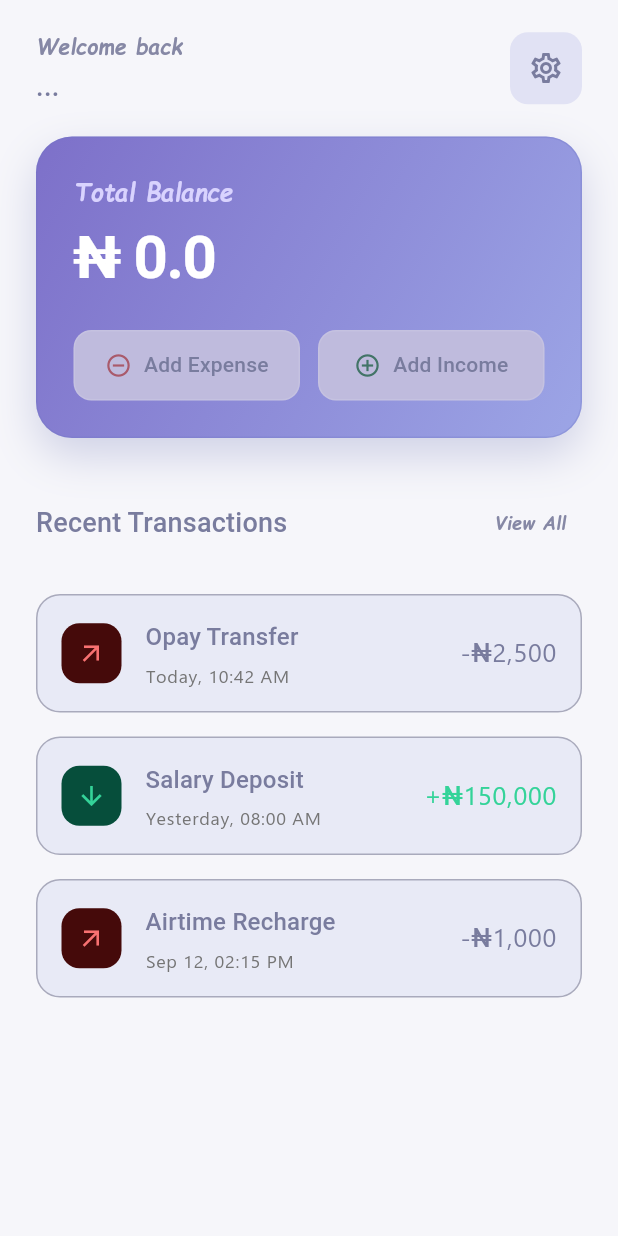
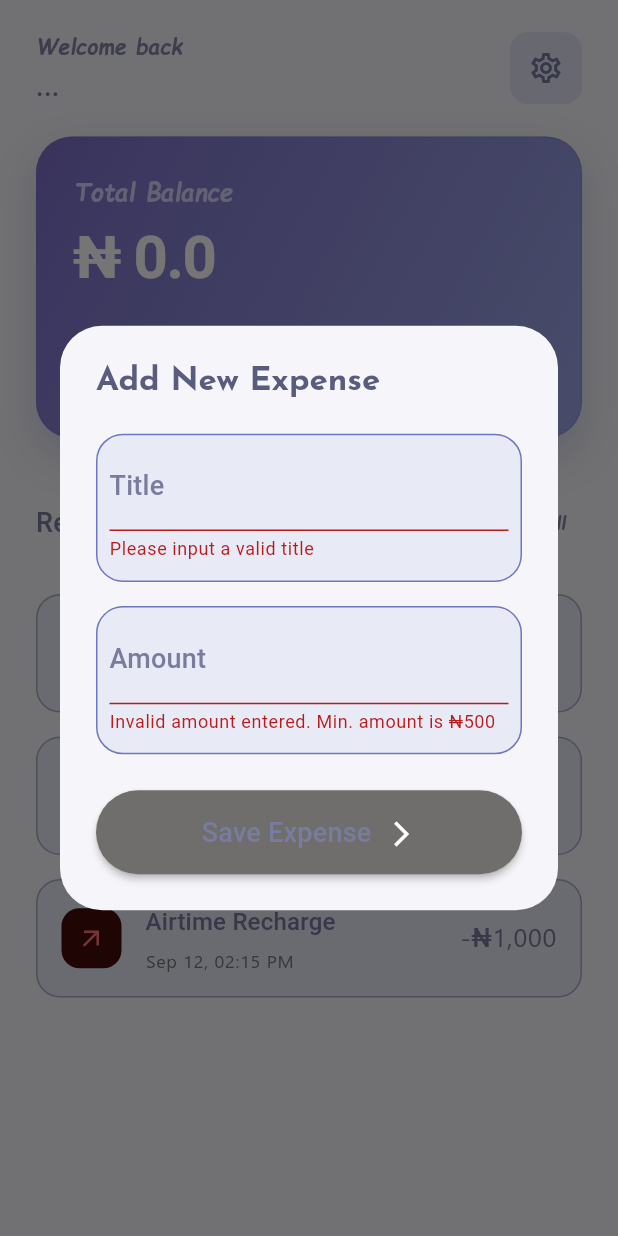
Before and after one commit to neal-core/vellio, a Flutter app: the Dashboard screen opened directly, after a tap on "Add Expense", on a phone screen of 412 x 824 dp. Run offline on Flutter 3.47's test engine with Material 3 defaults, Android fonts, the phone set to English and light mode, and no system bars; our stand-ins replace flutter_secure_storage; missing offline and left inert: encrypt; accounts and stored records are empty; Roboto replaces fonts that are missing (EduVic).

Commit message:
feat(ETVL-1726): Integrated the expense dialog

```diff
--- /dev/null
+++ b/lib/components/ln_snackbar.dart
@@ -0,0 +1,39 @@
+import 'package:flutter/material.dart';
+
+void lnSnackBar(BuildContext ctx, IconData icon, Color iconColor, int duration) {
+  bool isDark = Theme.of(ctx).brightness == Brightness.dark;
+  ScaffoldMessenger.of(ctx).showSnackBar(
+    SnackBar(
+      backgroundColor: isDark ? const Color(0xFF2F3150) : const Color(0xFFE8EAF6),
+      elevation: 10,
+      margin: const EdgeInsets.symmetric(
+        horizontal: 20,
+        vertical: 24,
+      ),
+      behavior: SnackBarBehavior.floating,
+      dismissDirection: DismissDirection.down,
+      shape: RoundedRectangleBorder(
+        borderRadius: BorderRadius.circular(16.0),
+      ),
+      duration: Duration(seconds: duration),
+      content: Row(
+        children: [
+          Icon(
+            icon,
+            color: iconColor,
+          ),
+          const SizedBox(width: 12),
+          Text(
+            "Budget saved successfully!",
+            style: Theme.of(ctx).textTheme.titleSmall
+                ?.copyWith(
+              // color: const Color(0xFFCCD2FF),
+              fontWeight: FontWeight.w600,
+              fontSize: 14,
+            ),
+          ),
+        ],
+      ),
+    ),
+  );
+}
--- /dev/null
+++ b/lib/components/transaction_dialog.dart
@@ -0,0 +1,121 @@
+import 'package:flutter/material.dart';
+import 'package:flutter/services.dart';
+import 'package:intl/intl.dart';
+import 'package:vellio/components/input_field.dart';
+import 'package:vellio/components/ln_snackbar.dart';
+import 'package:vellio/components/submit_button.dart';
+
+enum TransactionType { income, expense }
+
+void transactionModal(BuildContext ctx, TransactionType transactionType, Function(Map<String, dynamic>) saveFn) {
+  final TextEditingController titleController = TextEditingController();
+  final TextEditingController amountController = TextEditingController();
+  late String title = "";
+  late double amount = 0.0;
+  late String titleComp = transactionType == TransactionType.expense
+      ? "Expense"
+      : "Income";
+  List<String> months = ['Jan', 'Feb', 'Mar', 'Apr', 'May', 'Jun', 'Jul', 'Aug', 'Sep', 'Oct', 'Nov', 'Dec'];
+  showDialog(
+    context: ctx,
+    barrierDismissible: true,
+    builder: (BuildContext context) {
+      return StatefulBuilder(
+        builder: (BuildContext context, StateSetter setDialogState) {
+          final bool isDark = Theme.of(context).brightness == Brightness.dark;
+          bool successConditioner(
+            dynamic inp, [
+            int? length,
+            double? minAmount,
+          ]) {
+            if (inp is String) {
+              return inp.isNotEmpty && inp.length >= (length ?? 4);
+            } else if (inp is int || inp is double) {
+              return inp >= (minAmount ?? 0.0);
+            }
+            return false;
+          }
+
+          return Dialog(
+            backgroundColor: isDark ? Color(0xFF1A1D2E) : Color(0xFFF6F6FA),
+            child: Padding(
+              padding: const EdgeInsets.all(24.0),
+              child: Column(
+                mainAxisSize: MainAxisSize.min,
+                crossAxisAlignment: CrossAxisAlignment.start,
+                children: [
+                  Text(
+                    "Add New $titleComp",
+                    style: Theme.of(context).textTheme.titleLarge,
+                  ),
+                  const SizedBox(height: 20),
+                  LNInput(
+                    hintText: "e.g. Airtime",
+                    labelText: "Title",
+                    keyboardType: TextInputType.text,
+                    textController: titleController,
+                    changeFn: (String value) {
+                      setDialogState(() {
+                        title = value;
+                      });
+                    },
+                    successCondition: successConditioner(title, 4),
+                    errorText: "Please input a valid title",
+                    capitalization: TextCapitalization.words,
+                  ),
+                  const SizedBox(height: 16),
+                  LNInput(
+                    hintText: "e.g. 1500",
+                    labelText: "Amount",
+                    keyboardType: TextInputType.numberWithOptions(
+                      decimal: true,
+                    ),
+                    textController: amountController,
+                    changeFn: (String value) {
+                      setDialogState(() {
+                        amount = double.parse(value);
+                      });
+                    },
+                    successCondition: successConditioner(amount, null, 500.00),
+                    errorText: "Invalid amount entered. Min. amount is ₦500",
+                    prefixText: '₦ ',
+                    prefixCol: Theme.of(context).textTheme.titleMedium?.color,
+                    inputFormatters: [
+                      FilteringTextInputFormatter.allow(
+                        RegExp(r'^\d{0,6}\.?\d{0,2}'),
+                      ),
+                    ],
+                  ),
+                  SizedBox(height: 24),
+                  SizedBox(
+                    width: double.infinity,
+                    height: 56,
+                    child: LNSubmitButton(
+                      submit: () {
+                        final DateTime currentTime = DateTime.now();
+                        String fmtTime = DateFormat("hh:mm a").format(currentTime);
+                        final Map<String, dynamic> transactionMap = {
+                          'title': title,
+                          'amount': amount,
+                          'isDebit': transactionType == TransactionType.expense,
+                          'time': "${months[currentTime.month - 1]} ${currentTime.day}, ${currentTime.year}, $fmtTime"
+                        };
+                        saveFn(transactionMap);
+                        Navigator.pop(context);
+                        lnSnackBar(context, Icons.check_circle_outline, Color(0xFF9AA4FF), 6);
+                      },
+                      submitReq:
+                          (successConditioner(title, 4) &&
+                          successConditioner(amount, null, 500.00)),
+                      btnTxt: "Save $titleComp",
+                    ),
+                  ),
+                ],
+              ),
+            ),
+          );
+        },
+      );
+    },
+  );
+}
--- a/lib/screens/dashboard_screen.dart
+++ b/lib/screens/dashboard_screen.dart
@@ -1,6 +1,7 @@
 import 'package:flutter/material.dart';
 import 'package:intl/intl.dart';
 import 'package:vellio/components/quick_action_button.dart';
+import 'package:vellio/components/transaction_dialog.dart';
 import 'package:vellio/services/onboarding_data_manager.dart';
 
 class Dashboard extends StatefulWidget {
@@ -36,10 +37,27 @@ class _DashboardState extends State<Dashboard> {
     return dataFetched ?? {};
   }
 
+  final TextEditingController titleController = TextEditingController();
+  late String title = "";
   final List<Map<String, dynamic>> myTransactions = [
-    {"title": "Opay Transfer", "amount": 2500, "isDebit": true, "time": "Today, 10:42 AM"},
-    {"title": "Salary Deposit", "amount": 150000, "isDebit": false, "time": "Yesterday, 08:00 AM"},
-    {"title": "Airtime Recharge", "amount": 1000, "isDebit": true, "time": "Sep 12, 02:15 PM"},
+    {
+      "title": "Opay Transfer",
+      "amount": 2500,
+      "isDebit": true,
+      "time": "Today, 10:42 AM",
+    },
+    {
+      "title": "Salary Deposit",
+      "amount": 150000,
+      "isDebit": false,
+      "time": "Yesterday, 08:00 AM",
+    },
+    {
+      "title": "Airtime Recharge",
+      "amount": 1000,
+      "isDebit": true,
+      "time": "Sep 12, 02:15 PM",
+    },
   ];
 
   @override
@@ -73,7 +91,9 @@ class _DashboardState extends State<Dashboard> {
                     ),
                     Container(
                       decoration: BoxDecoration(
-                        color: isDark ? const Color(0xFF1E293B) : const Color(0xFFE1E2F4),
+                        color: isDark
+                            ? const Color(0xFF1E293B)
+                            : const Color(0xFFE1E2F4),
                         borderRadius: BorderRadius.circular(12.0),
                       ),
                       child: IconButton(
@@ -97,8 +117,12 @@ class _DashboardState extends State<Dashboard> {
                   decoration: BoxDecoration(
                     gradient: LinearGradient(
                       colors: [
-                        isDark ? const Color(0xFF27214F) : const Color(0xFF7D70C9),
-                        isDark ? const Color(0xFF545EA6) : const Color(0xFF9CA5E6),
+                        isDark
+                            ? const Color(0xFF27214F)
+                            : const Color(0xFF7D70C9),
+                        isDark
+                            ? const Color(0xFF545EA6)
+                            : const Color(0xFF9CA5E6),
                       ],
                       begin: Alignment.topLeft,
                       end: Alignment.bottomRight,
@@ -121,9 +145,12 @@ class _DashboardState extends State<Dashboard> {
                     children: [
                       Text(
                         "Total Balance",
-                        style: Theme.of(
-                          context,
-                        ).textTheme.titleSmall?.copyWith(fontSize: 16, color: isDark ? Theme.of(context).textTheme.titleSmall?.color : Color(0xFFD9D3FE)),
+                        style: Theme.of(context).textTheme.titleSmall?.copyWith(
+                          fontSize: 16,
+                          color: isDark
+                              ? Theme.of(context).textTheme.titleSmall?.color
+                              : Color(0xFFD9D3FE),
+                        ),
                       ),
                       SizedBox(height: 4),
                       Text(
@@ -140,14 +167,25 @@ class _DashboardState extends State<Dashboard> {
                           QuickActionButton(
                             title: "Add Expense",
                             icon: Icons.remove_circle_outline,
-                            color: isDark ? Color(0xFFEF4444) : Color(0xFFA95A6B),
-                            subFn: () {},
+                            color: isDark
+                                ? Color(0xFFEF4444)
+                                : Color(0xFFA95A6B),
+                            subFn: () {
+                              // transactionModal(context, TransactionType.expense, isDark ? Color(0xFF1A1D2E) : Color(0xFFF6F6FA), titleSuccess);
+                              transactionModal(context, TransactionType.expense, (saveData) {
+                                setState(() {
+                                  myTransactions.insert(0, saveData);
+                                });
+                              });
+                            },
                           ),
                           const SizedBox(width: 12),
                           QuickActionButton(
                             title: "Add Income",
                             icon: Icons.add_circle_outline,
-                            color: isDark ? Color(0xFF10B981) : Color(0xFF427467),
+                            color: isDark
+                                ? Color(0xFF10B981)
+                                : Color(0xFF427467),
                             subFn: () {},
                           ),
                         ],
@@ -172,40 +210,63 @@ class _DashboardState extends State<Dashboard> {
                       "Recent Transactions",
                       style: Theme.of(context).textTheme.titleMedium,
                     ),
-                    TextButton(onPressed: () {}, child: Text("View All", style: Theme.of(context).textTheme.titleSmall,))
+                    TextButton(
+                      onPressed: () {},
+                      child: Text(
+                        "View All",
+                        style: Theme.of(context).textTheme.titleSmall,
+                      ),
+                    ),
                   ],
                 ),
               ),
             ),
             SliverList(
               delegate: SliverChildBuilderDelegate(
-                    (context, index) {
+                (context, index) {
                   final transaction = myTransactions[index];
                   final bool isDebit = transaction["isDebit"];
                   final String title = transaction["title"];
                   final String time = transaction["time"];
-                  final String amountStr = "${isDebit ? '-' : '+'}₦${NumberFormat('#,###.##').format(transaction['amount'])}";
+                  final String amountStr =
+                      "${isDebit ? '-' : '+'}₦${NumberFormat('#,###.##').format(transaction['amount'])}";
 
                   return Padding(
-                    padding: const EdgeInsets.symmetric(horizontal: 24.0, vertical: 8.0),
+                    padding: const EdgeInsets.symmetric(
+                      horizontal: 24.0,
+                      vertical: 8.0,
+                    ),
                     child: Container(
                       padding: const EdgeInsets.all(16),
                       decoration: BoxDecoration(
-                        color: isDark ? const Color(0xFF1E293B) : const Color(0xFFE8EAF6),
+                        color: isDark
+                            ? const Color(0xFF1E293B)
+                            : const Color(0xFFE8EAF6),
                         borderRadius: BorderRadius.circular(16),
-                        border: isDark ? null : Border.all(color: const Color(0xFFA9AABC), width: 1)
+                        border: isDark
+                            ? null
+                            : Border.all(
+                                color: const Color(0xFFA9AABC),
+                                width: 1,
+                              ),
                       ),
                       child: Row(
                         children: [
                           Container(
                             padding: const EdgeInsets.all(10),
                             decoration: BoxDecoration(
-                              color: isDebit ? const Color(0xFF450A0A) : const Color(0xFF064E3B),
+                              color: isDebit
+                                  ? const Color(0xFF450A0A)
+                                  : const Color(0xFF064E3B),
                               borderRadius: BorderRadius.circular(12),
                             ),
                             child: Icon(
-                              isDebit ? Icons.arrow_outward : Icons.arrow_downward,
-                              color: isDebit ? const Color(0xFFF87171) : const Color(0xFF34D399),
+                              isDebit
+                                  ? Icons.arrow_outward
+                                  : Icons.arrow_downward,
+                              color: isDebit
+                                  ? const Color(0xFFF87171)
+                                  : const Color(0xFF34D399),
                               size: 20,
                             ),
                           ),
@@ -216,19 +277,31 @@ class _DashboardState extends State<Dashboard> {
                               children: [
                                 Text(
                                   title,
-                                  style: Theme.of(context).textTheme.titleMedium?.copyWith(fontSize: 16, fontWeight: FontWeight.w500),
+                                  style: Theme.of(context).textTheme.titleMedium
+                                      ?.copyWith(
+                                        fontSize: 16,
+                                        fontWeight: FontWeight.w500,
+                                      ),
                                 ),
                                 const SizedBox(height: 4),
                                 Text(
                                   time,
-                                  style: Theme.of(context).textTheme.labelSmall?.copyWith(fontSize: 12),
+                                  style: Theme.of(context).textTheme.labelSmall
+                                      ?.copyWith(fontSize: 12),
                                 ),
                               ],
                             ),
                           ),
                           Text(
                             amountStr,
-                            style: Theme.of(context).textTheme.labelSmall?.copyWith(color: isDebit ? Theme.of(context).textTheme.titleMedium?.color : Color(0xFF34D399)),
+                            style: Theme.of(context).textTheme.labelSmall
+                                ?.copyWith(
+                                  color: isDebit
+                                      ? Theme.of(
+                                          context,
+                                        ).textTheme.titleMedium?.color
+                                      : Color(0xFF34D399),
+                                ),
                             // style: TextStyle(
                             //   color: isDebit ? Colors.white : const Color(0xFF34D399),
                             //   fontSize: 16,
```
Also changed, not shown: lib/components/quick_action_button.dart (+4 -3 lines).
